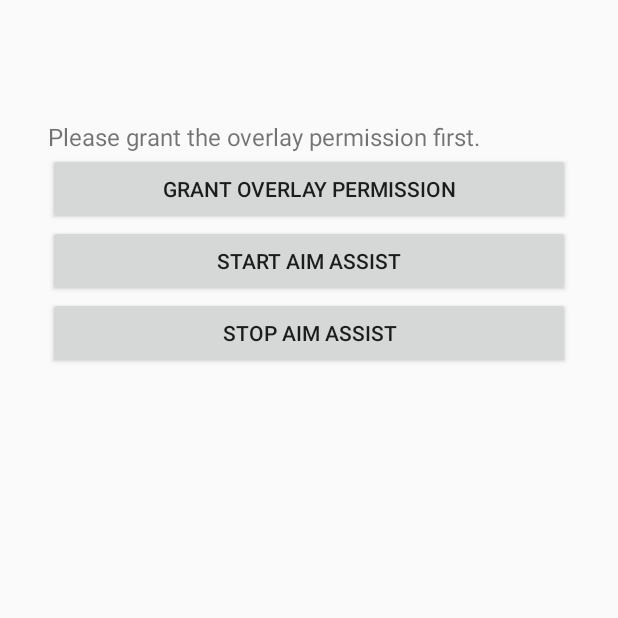
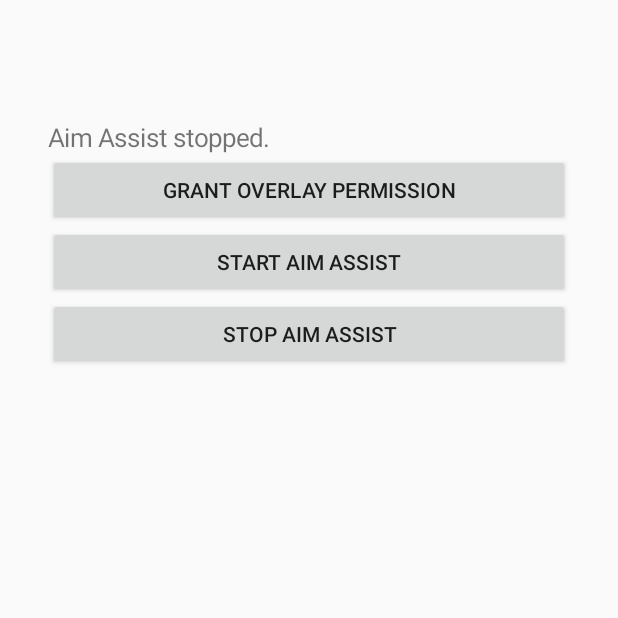
Before and after one commit to Zohaib6234/PoolAimAssist, an Android app: the screen it shows after launch (MainActivity), after a tap on "STOP AIM ASSIST", on a phone screen of 412 x 824 dp, the top half of it. Run offline under Robolectric (Android 15) with nearby library versions, the phone set to English and light mode, and no system bars; 2 other taps on this screen came first.

Commit message:
Update MainActivity.kt

```diff
--- a/PoolAimAssist-Android-Project/app/src/main/java/com/example/poolaimassist/MainActivity.kt
+++ b/PoolAimAssist-Android-Project/app/src/main/java/com/example/poolaimassist/MainActivity.kt
@@ -1,3 +1,4 @@
+
 package com.example.poolaimassist
 
 import android.Manifest
@@ -19,28 +20,37 @@ class MainActivity : AppCompatActivity() {
 
     private lateinit var statusText: TextView
 
-    private val projectionLauncher = registerForActivityResult(
-        ActivityResultContracts.StartActivityForResult()
-    ) { result ->
+    private val projectionLauncher =
+        registerForActivityResult(ActivityResultContracts.StartActivityForResult()) { result ->
+
             if (result.resultCode == RESULT_OK && result.data != null) {
-            val intent = Intent(this, OverlayService::class.java).apply {
+                try {
+                    val serviceIntent = Intent(this, OverlayService::class.java).apply {
                         putExtra(OverlayService.EXTRA_RESULT_CODE, result.resultCode)
                         putExtra(OverlayService.EXTRA_RESULT_DATA, result.data)
                     }
+
                     if (Build.VERSION.SDK_INT >= Build.VERSION_CODES.O) {
-                startForegroundService(intent)
+                        startForegroundService(serviceIntent)
                     } else {
-                startService(intent)
+                        startService(serviceIntent)
                     }
-            statusText.text = "Running. Open your pool game now — a control bar will float over it."
+
+                    statusText.text = "Starting Aim Assist..."
+
+                } catch (e: Exception) {
+                    statusText.text = "Service error: ${e.message}"
+                }
+
             } else {
-            statusText.text = "Screen-capture permission was not granted."
+                statusText.text = "Screen capture permission denied."
             }
         }
 
-    private val notifPermLauncher = registerForActivityResult(
-        ActivityResultContracts.RequestPermission()
-    ) { /* no-op either way */ }
+    private val notificationLauncher =
+        registerForActivityResult(ActivityResultContracts.RequestPermission()) {
+            startFlow()
+        }
 
     override fun onCreate(savedInstanceState: Bundle?) {
         super.onCreate(savedInstanceState)
@@ -51,58 +61,68 @@ class MainActivity : AppCompatActivity() {
         }
 
         statusText = TextView(this).apply {
-            textSize = 16f
-            text = "1) Grant \"draw over other apps\"\n2) Tap Start and allow screen capture\n3) Switch to your pool game\n4) Use the floating bar to (re)calibrate the 6 pockets"
+            textSize = 17f
+            text = "Pool Aim Assist Ready"
         }
         root.addView(statusText)
 
-        val overlayPermBtn = Button(this).apply {
+        root.addView(Button(this).apply {
             text = "Grant overlay permission"
-            setOnClickListener { requestOverlayPermission() }
-        }
-        root.addView(overlayPermBtn)
-
-        val startBtn = Button(this).apply {
-            text = "Start Aim Assist"
-            setOnClickListener { startFlow() }
-        }
-        root.addView(startBtn)
-
-        val stopBtn = Button(this).apply {
-            text = "Stop Aim Assist"
-            setOnClickListener { stopService(Intent(this@MainActivity, OverlayService::class.java)) }
-        }
-        root.addView(stopBtn)
-
-        setContentView(root)
-
-        if (Build.VERSION.SDK_INT >= Build.VERSION_CODES.TIRAMISU) {
-            if (ActivityCompat.checkSelfPermission(this, Manifest.permission.POST_NOTIFICATIONS)
-                != PackageManager.PERMISSION_GRANTED
-            ) {
-                notifPermLauncher.launch(Manifest.permission.POST_NOTIFICATIONS)
-            }
-        }
-    }
-
-    private fun requestOverlayPermission() {
-        if (!Settings.canDrawOverlays(this)) {
-            val intent = Intent(
+            setOnClickListener {
+                if (!Settings.canDrawOverlays(this@MainActivity)) {
+                    val permissionIntent = Intent(
                         Settings.ACTION_MANAGE_OVERLAY_PERMISSION,
                         Uri.parse("package:$packageName")
                     )
-            startActivity(intent)
+                    startActivity(permissionIntent)
                 } else {
-            statusText.text = "Overlay permission already granted."
+                    statusText.text = "Overlay permission granted."
                 }
+            }
+        })
+
+        root.addView(Button(this).apply {
+            text = "Start Aim Assist"
+            setOnClickListener {
+                startFlow()
+            }
+        })
+
+        root.addView(Button(this).apply {
+            text = "Stop Aim Assist"
+            setOnClickListener {
+                stopService(Intent(this@MainActivity, OverlayService::class.java))
+                statusText.text = "Aim Assist stopped."
+            }
+        })
+
+        setContentView(root)
     }
 
     private fun startFlow() {
         if (!Settings.canDrawOverlays(this)) {
-            statusText.text = "Please grant the overlay permission first."
+            statusText.text = "Please grant overlay permission first."
             return
         }
-        val projectionManager = getSystemService(MEDIA_PROJECTION_SERVICE) as MediaProjectionManager
-        projectionLauncher.launch(projectionManager.createScreenCaptureIntent())
+
+        if (Build.VERSION.SDK_INT >= 33 &&
+            ActivityCompat.checkSelfPermission(
+                this,
+                Manifest.permission.POST_NOTIFICATIONS
+            ) != PackageManager.PERMISSION_GRANTED
+        ) {
+            notificationLauncher.launch(Manifest.permission.POST_NOTIFICATIONS)
+            return
+        }
+
+        try {
+            val manager =
+                getSystemService(MEDIA_PROJECTION_SERVICE) as MediaProjectionManager
+
+            projectionLauncher.launch(manager.createScreenCaptureIntent())
+
+        } catch (e: Exception) {
+            statusText.text = "Error: ${e.message}"
         }
     }
+}
```
Lines whose indentation alone changed are shown as unchanged.
